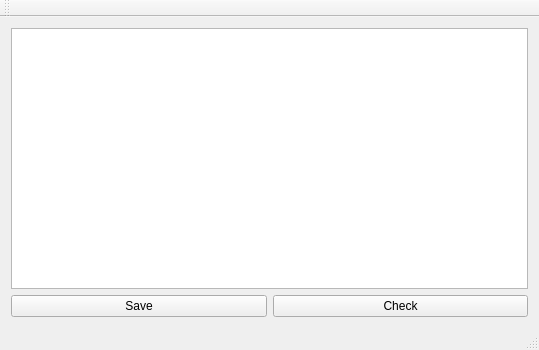
The window that mainwindow.ui (Jyang772/PenguHash) describes before a commit, drawn with Qt 5.
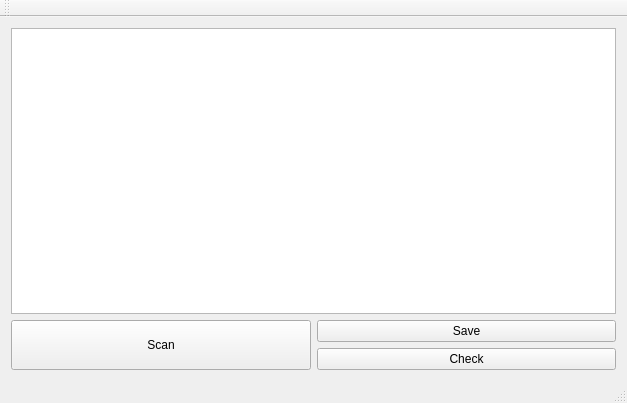
The same window after the commit.

Patch:
```diff
--- a/mainwindow.ui
+++ b/mainwindow.ui
@@ -6,8 +6,8 @@
    <rect>
     <x>0</x>
     <y>0</y>
-    <width>539</width>
-    <height>350</height>
+    <width>627</width>
+    <height>403</height>
    </rect>
   </property>
   <property name="sizePolicy">
@@ -21,20 +21,26 @@
   </property>
   <widget class="QWidget" name="centralWidget">
    <layout class="QGridLayout" name="gridLayout">
-    <item row="1" column="0">
-     <widget class="QPushButton" name="saveButton">
-      <property name="text">
-       <string>Save</string>
-      </property>
-     </widget>
-    </item>
-    <item row="1" column="1">
+    <item row="2" column="1">
      <widget class="QPushButton" name="checkButton">
       <property name="text">
        <string>Check</string>
       </property>
      </widget>
     </item>
+    <item row="1" column="0" rowspan="2">
+     <widget class="QPushButton" name="pushButton">
+      <property name="sizePolicy">
+       <sizepolicy hsizetype="Minimum" vsizetype="Preferred">
+        <horstretch>0</horstretch>
+        <verstretch>0</verstretch>
+       </sizepolicy>
+      </property>
+      <property name="text">
+       <string>Scan</string>
+      </property>
+     </widget>
+    </item>
     <item row="0" column="0" colspan="2">
      <widget class="QTextBrowser" name="textBrowser">
       <property name="sizePolicy">
@@ -51,6 +57,13 @@
       </property>
      </widget>
     </item>
+    <item row="1" column="1">
+     <widget class="QPushButton" name="saveButton">
+      <property name="text">
+       <string>Save</string>
+      </property>
+     </widget>
+    </item>
    </layout>
   </widget>
   <widget class="QMenuBar" name="menuBar">
```
Left out of the diff: 2 changed lines with no effect on the pictures.
